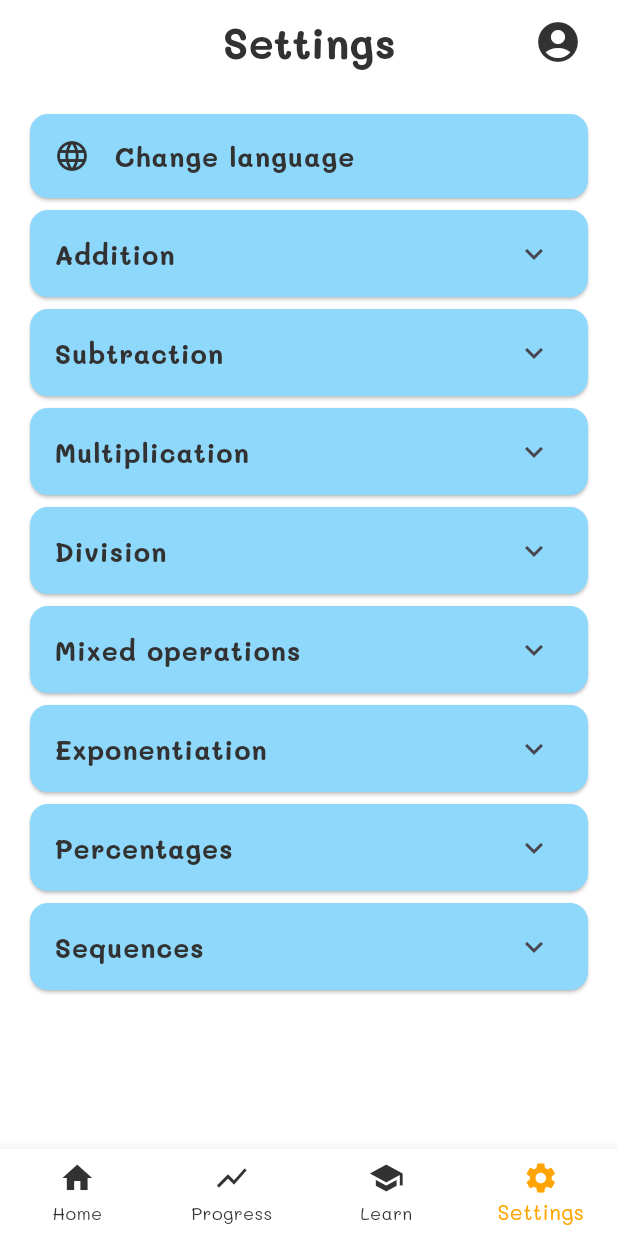
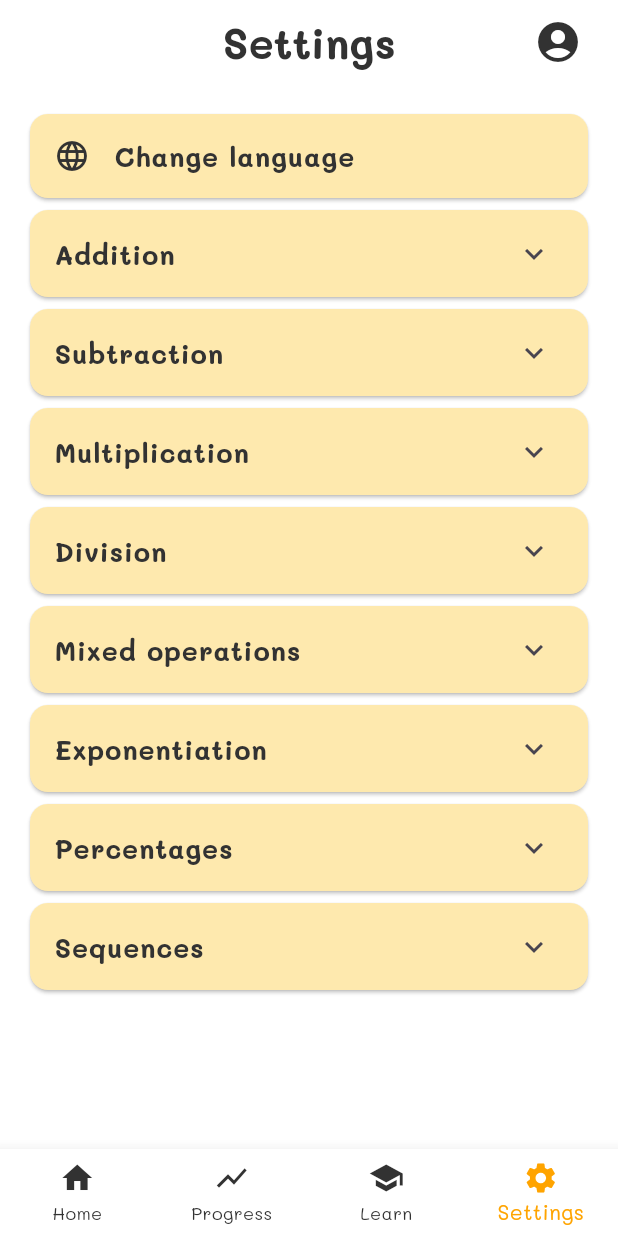
Before and after one commit to OtoJauja/MatMat-app, a Flutter app: the screen it shows once a user with an empty profile is signed in, item 4 of the bottom bar chosen, on a phone screen of 412 x 824 dp. Run offline on Flutter 3.47's test engine with Material 3 defaults, Android fonts, the light colour scheme and no system bars; our stand-ins replace cloud_firestore, easy_localization, firebase_auth, firebase_core, fl_chart, lottie and 1 more; missing offline and left inert: hexagon; accounts and stored records are empty; network calls fail.

```diff
--- a/lib/Views/home_view.dart
+++ b/lib/Views/home_view.dart
@@ -134,7 +134,7 @@ class ModeCard extends StatelessWidget {
   @override
   Widget build(BuildContext context) {
     return Card(
-      color: const Color.fromARGB(255, 142, 216, 251),
+      color: Colors.white,
       shape: RoundedRectangleBorder(
         borderRadius: BorderRadius.circular(10),
       ),
--- a/lib/Views/learn_view.dart
+++ b/lib/Views/learn_view.dart
@@ -163,7 +163,7 @@ class LearnView extends StatelessWidget {
                       );
                     },
                     child: Card(
-                      color: const Color.fromARGB(255, 142, 216, 251),
+                      color: const Color(0xffffee9ae),
                       shape: RoundedRectangleBorder(
                         borderRadius: BorderRadius.circular(8),
                       ),
--- a/lib/Views/settings_view.dart
+++ b/lib/Views/settings_view.dart
@@ -59,7 +59,7 @@ class SettingsView extends StatelessWidget {
           children: [
             // Language change card
             Card(
-              color: const Color.fromARGB(255, 142, 216, 251),
+              color: const Color(0xffffee9ae),
               child: ListTile(
                 leading: const Icon(
                   Icons.language,
@@ -87,7 +87,7 @@ class SettingsView extends StatelessWidget {
             ...subjectKeys.map((subject) {
               // For each subject iterate through 10 missions
               return Card(
-                color: const Color.fromARGB(255, 142, 216, 251),
+                color: const Color(0xffffee9ae),
                 child: ExpansionTile(
                   title: Text(
                     tr('subjects.$subject.title'),
--- a/lib/Views/subjects_view_calm.dart
+++ b/lib/Views/subjects_view_calm.dart
@@ -48,7 +48,7 @@ class SubjectsViewCalm extends StatelessWidget {
             Padding(
               padding: const EdgeInsets.all(16.0),
               child: Card(
-                color: const Color.fromARGB(255, 142, 216, 251),
+                color: const Color(0xffffa400),
                 shape: RoundedRectangleBorder(
                   borderRadius: BorderRadius.circular(10),
                 ),
--- a/lib/Views/subjects_view_fast.dart
+++ b/lib/Views/subjects_view_fast.dart
@@ -49,7 +49,7 @@ class SubjectsViewFast extends StatelessWidget {
             Padding(
               padding: const EdgeInsets.all(16.0),
               child: Card(
-                color: const Color.fromARGB(255, 142, 216, 251),
+                color: const Color(0xffffa400),
                 shape: RoundedRectangleBorder(
                   borderRadius: BorderRadius.circular(10),
                 ),
```
